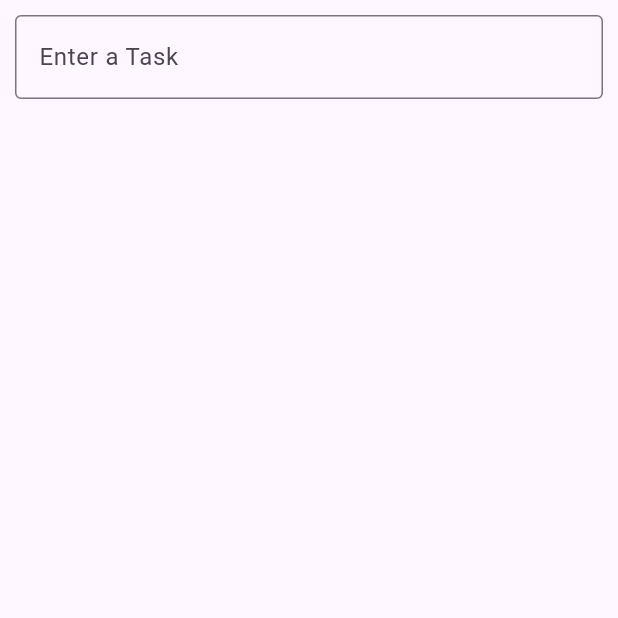
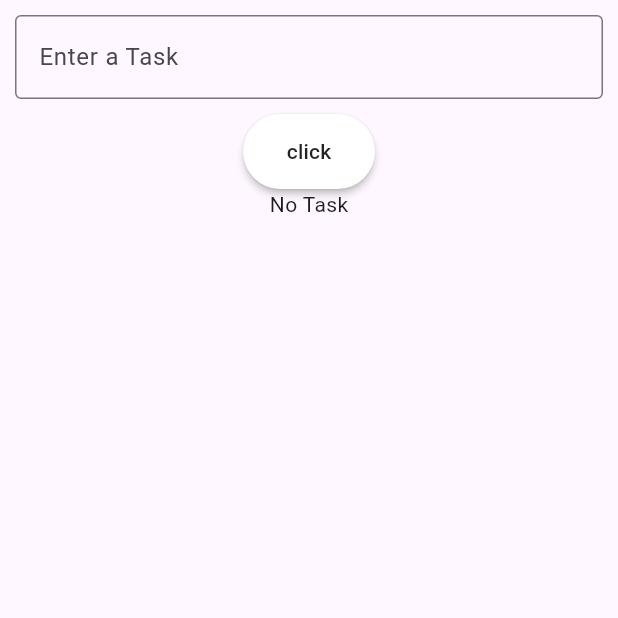
Before and after one commit to Mahesh-xr/todo_list_app, a Flutter app: the screen it shows after launch, on a phone screen of 412 x 824 dp, the top half of it. Run offline on Flutter 3.47's test engine with Material 3 defaults, Android fonts, the phone set to English and light mode, and no system bars.

Commit message:
Add button Click

```diff
--- a/lib/main.dart
+++ b/lib/main.dart
@@ -12,8 +12,11 @@ class MyApp extends StatefulWidget {
 }
 
 class _MyAppState extends State<MyApp> {
+  String task = "No Task";
+
   @override
   Widget build(BuildContext context) {
+
     return MaterialApp(
       debugShowCheckedModeBanner: false,
       home: Scaffold(
@@ -27,7 +30,19 @@ class _MyAppState extends State<MyApp> {
                   hintText: "Enter a Task"
                 ),
               ),
-            )
+            ),
+            MaterialButton(
+            color: Colors.white,
+            height: 50,
+            shape: RoundedRectangleBorder(borderRadius: BorderRadius.circular(50)),
+            onPressed: (){
+              setState(() {
+                task = "changed";
+                print(task);
+              });
+            },
+            child: Text("click"),),
+            Text(task)
           ],
         ),
       ),
```
